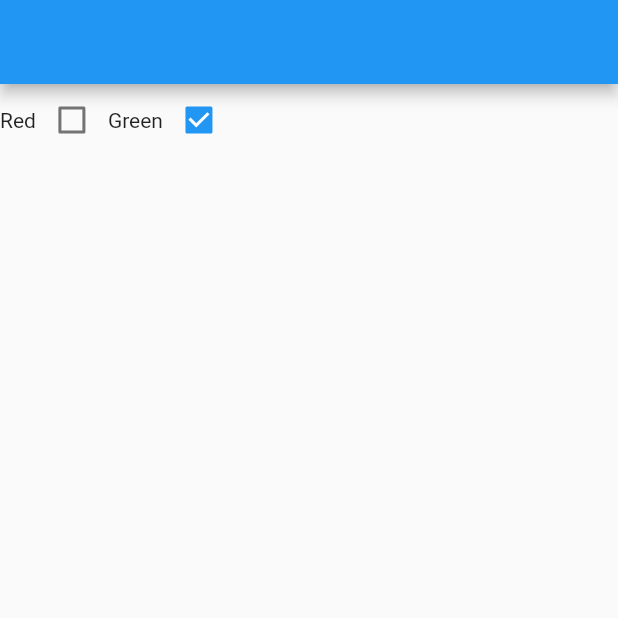
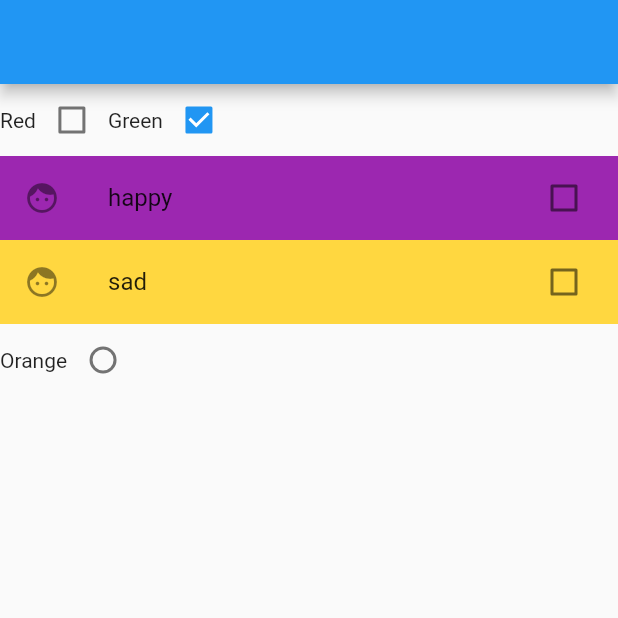
Before and after one commit to KareemJabi/radiob, a Flutter app: the screen it shows after launch, on a phone screen of 412 x 824 dp, the top half of it. Run offline on Flutter 3.47's test engine with Material 2 defaults, Android fonts, the phone set to English and light mode, and no system bars.

Commit message:
add the radio button

```diff
--- a/lib/home.dart
+++ /dev/null
@@ -1,43 +0,0 @@
-import 'package:flutter/material.dart';
-
-class RadioB extends StatefulWidget {
-  const RadioB({Key? key}) : super(key: key);
-
-  @override
-  State<RadioB> createState() => _RadioBState();
-}
-
-class _RadioBState extends State<RadioB> {
-  @override
-  bool isChecked1 = false;
-  Widget build(BuildContext context) {
-    return MaterialApp(
-      debugShowCheckedModeBanner: false,
-      home: Scaffold(
-        appBar: AppBar(),
-        body: Column(
-          children: [
-            Row(
-              children: [
-                Text("Red"),
-                Checkbox(value: isChecked1,
-                    onChanged: (bool? val)
-                    {
-                      setState(() {
-
-                      });
-                    },
-                ),
-                Text("Green"),
-                Checkbox(value: true, onChanged: (value){}),
-
-              ],
-
-            ),
-
-          ],
-        ),
-      ),
-    );
-  }
-}
--- a/lib/main.dart
+++ b/lib/main.dart
@@ -1,5 +1,5 @@
 import 'package:flutter/material.dart';
-import 'package:radiob/home.dart';
+import 'package:radiob/radiob.dart';
 
 void main(){
   runApp(MyApp());
--- /dev/null
+++ b/lib/radiob.dart
@@ -0,0 +1,78 @@
+import 'package:flutter/material.dart';
+
+class RadioB extends StatefulWidget {
+  const RadioB({Key? key}) : super(key: key);
+
+  @override
+  State<RadioB> createState() => _RadioBState();
+}
+
+class _RadioBState extends State<RadioB> {
+  @override
+  bool isChecked1 = false;
+  bool isChecked2 = false;
+  int isSelected= 0;
+  Widget build(BuildContext context) {
+    return MaterialApp(
+      debugShowCheckedModeBanner: false,
+      home: Scaffold(
+        appBar: AppBar(),
+        body: Column(
+          children: [
+            Row(
+              children: [
+                Text("Red"),
+                Checkbox(value: false,
+                    onChanged: (bool? val)
+                    {
+                      setState(() {
+
+                      });
+                    },
+                ),
+                Text("Green"),
+                Checkbox(value: true, onChanged: (value){}),
+
+              ],
+
+            ),
+            CheckboxListTile(value: isChecked1, onChanged: (bool?value){
+              setState(() {
+                isChecked1 =value!;
+              });
+            },
+            title: Text("happy"),
+              secondary: Icon(Icons.face),
+              activeColor: Colors.purpleAccent,
+              tileColor: Colors.purple,
+            ),
+            CheckboxListTile(value: isChecked2, onChanged: (bool?value){
+              setState(() {
+              isChecked2=value!;
+              });
+            },
+            tileColor: Colors.amberAccent,
+              title: Text("sad"),
+              secondary: Icon(Icons.face),
+              activeColor: Colors.yellow,
+            ),
+            Row(
+              children: [Text("Orange"),
+                Radio(value: 1, groupValue: isSelected, onChanged: (value){
+                  setState(() {
+                    isSelected = value!;
+                  });
+                }),
+
+              ],
+            ),
+            Row(children: [
+
+            ],),
+
+          ],
+        ),
+      ),
+    );
+  }
+}
```
Also changed, not shown: lib/dropdown.dart (added).
